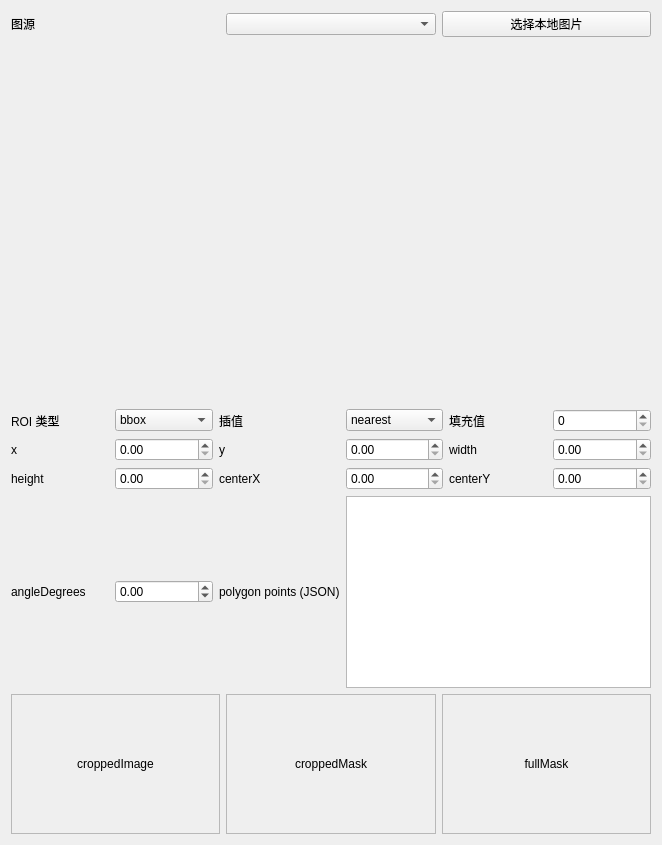
Old version of the form src/emo_master/plugins/builtins/roi/ui/editor.ui in the repository jsdfhasuh/emo_master.
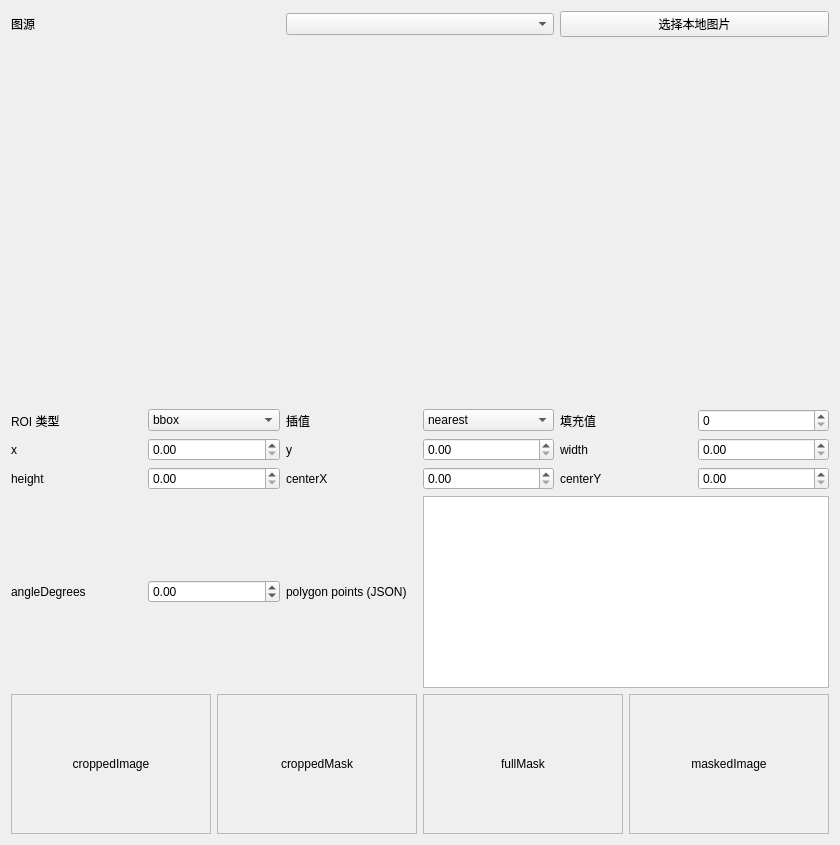
New version of the form.

```diff
--- a/src/emo_master/plugins/builtins/roi/ui/editor.ui
+++ b/src/emo_master/plugins/builtins/roi/ui/editor.ui
@@ -37,6 +37,7 @@
     <item><widget class="QLabel" name="croppedImageLabel"><property name="minimumSize"><size><width>200</width><height>140</height></size></property><property name="text"><string>croppedImage</string></property><property name="alignment"><set>Qt::AlignCenter</set></property><property name="frameShape"><enum>QFrame::StyledPanel</enum></property></widget></item>
     <item><widget class="QLabel" name="croppedMaskLabel"><property name="minimumSize"><size><width>200</width><height>140</height></size></property><property name="text"><string>croppedMask</string></property><property name="alignment"><set>Qt::AlignCenter</set></property><property name="frameShape"><enum>QFrame::StyledPanel</enum></property></widget></item>
     <item><widget class="QLabel" name="fullMaskLabel"><property name="minimumSize"><size><width>200</width><height>140</height></size></property><property name="text"><string>fullMask</string></property><property name="alignment"><set>Qt::AlignCenter</set></property><property name="frameShape"><enum>QFrame::StyledPanel</enum></property></widget></item>
+    <item><widget class="QLabel" name="maskedImageLabel"><property name="minimumSize"><size><width>200</width><height>140</height></size></property><property name="text"><string>maskedImage</string></property><property name="alignment"><set>Qt::AlignCenter</set></property><property name="frameShape"><enum>QFrame::StyledPanel</enum></property></widget></item>
    </layout></item>
   </layout>
  </widget>
```
